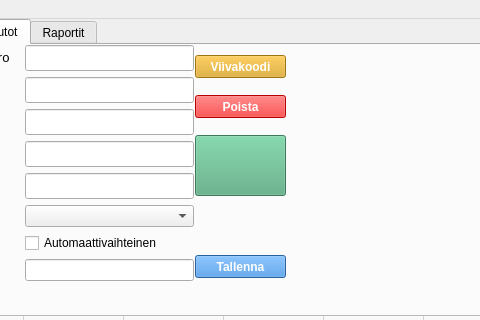
First picture: the form in administrative.ui, repository HennaSalla/Autolainaus_hallinta, before the edit; both pictures show x 97 to 577 and y 0 to 320 of the 839 by 677 pixel window.
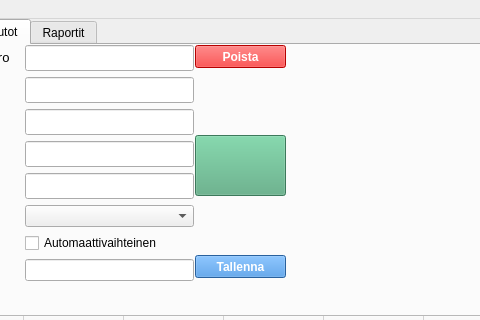
Second picture: the form after the edit. The open tabs and pages were chosen to show the change. Icons and pictures are not drawn.

Commit message: 14.3.2025 poistettu tulosta nappi

The edit to the form file:
```diff
--- a/administrative.ui
+++ b/administrative.ui
@@ -500,31 +500,6 @@
        <string>Tallenna</string>
       </property>
      </widget>
-     <widget class="QPushButton" name="printBarcodePushButton">
-      <property name="geometry">
-       <rect>
-        <x>290</x>
-        <y>10</y>
-        <width>91</width>
-        <height>23</height>
-       </rect>
-      </property>
-      <property name="font">
-       <font>
-        <bold>true</bold>
-       </font>
-      </property>
-      <property name="cursor">
-       <cursorShape>PointingHandCursor</cursorShape>
-      </property>
-      <property name="styleSheet">
-       <string notr="true">background-color: rgb(220, 162, 25);
-color: rgb(255, 255, 255);</string>
-      </property>
-      <property name="text">
-       <string>Viivakoodi</string>
-      </property>
-     </widget>
      <widget class="QTableWidget" name="vehicleCatalogTableWidget">
       <property name="geometry">
        <rect>
@@ -661,7 +636,7 @@
       <property name="geometry">
        <rect>
         <x>290</x>
-        <y>50</y>
+        <y>0</y>
         <width>91</width>
         <height>23</height>
        </rect>
```
Left out of the diff: 5 changed lines with no effect on the pictures.
